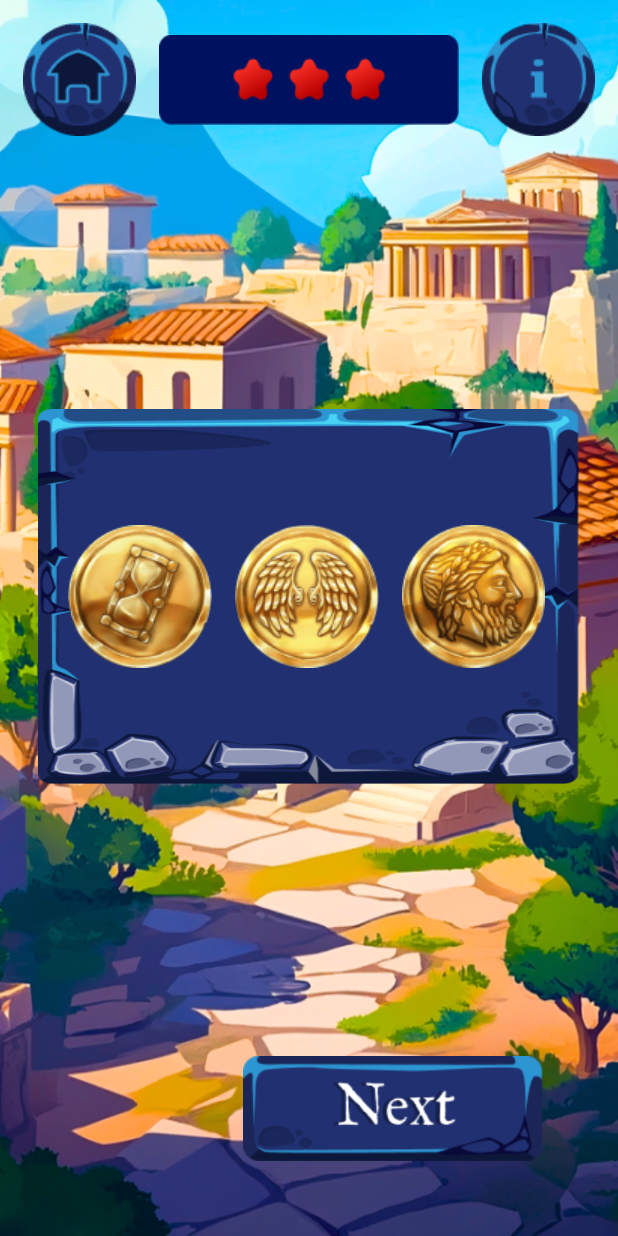
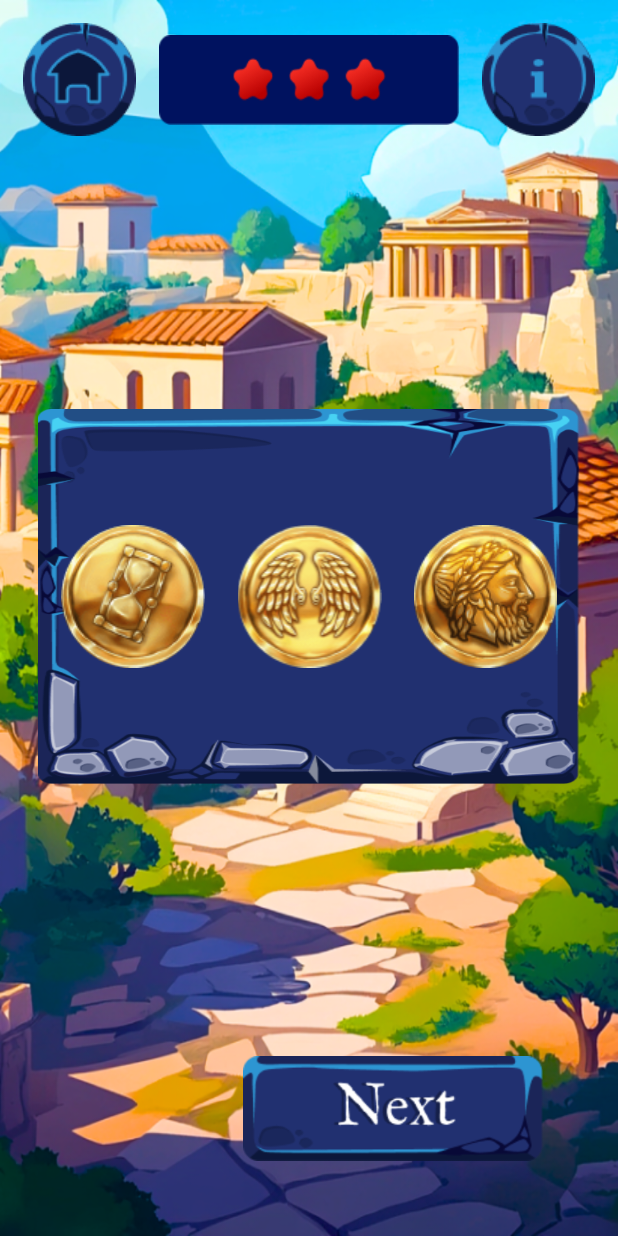
Before and after one commit to V-34-10/God-power, an Android app: the MemorizeGameFragment screen opened directly, with no data from a screen before it, on a phone screen of 412 x 824 dp. Run offline under Robolectric (Android 15) with nearby library versions, the phone set to English and light mode, and no system bars; Roboto replaces fonts that are not available here.

Commit message:
UI MemorizeGame: fix size block_combination_for_memories

```diff
--- a/app/src/main/res/layout/fragment_memorize_game.xml
+++ b/app/src/main/res/layout/fragment_memorize_game.xml
@@ -103,7 +103,7 @@
             android:id="@+id/coinPlaceholder1"
             android:layout_width="0dp"
             android:layout_height="wrap_content"
-            android:layout_marginStart="20dp"
+            android:layout_marginStart="15dp"
             android:contentDescription="@string/coin"
             android:src="@drawable/memorize_1"
             app:layout_constraintBottom_toBottomOf="parent"
@@ -118,6 +118,7 @@
             android:contentDescription="@string/coin"
             android:src="@drawable/memorize_2"
             app:layout_constraintBottom_toBottomOf="parent"
+            app:layout_constraintEnd_toStartOf="@+id/coinPlaceholder3"
             app:layout_constraintStart_toEndOf="@+id/coinPlaceholder1"
             app:layout_constraintTop_toTopOf="parent" />
 
@@ -125,11 +126,11 @@
             android:id="@+id/coinPlaceholder3"
             android:layout_width="0dp"
             android:layout_height="wrap_content"
-            android:layout_margin="15dp"
+            android:layout_marginEnd="15dp"
             android:contentDescription="@string/coin"
             android:src="@drawable/memorize_3"
             app:layout_constraintBottom_toBottomOf="parent"
-            app:layout_constraintStart_toEndOf="@+id/coinPlaceholder2"
+            app:layout_constraintEnd_toEndOf="parent"
             app:layout_constraintTop_toTopOf="parent" />
 
     </androidx.constraintlayout.widget.ConstraintLayout>
```
